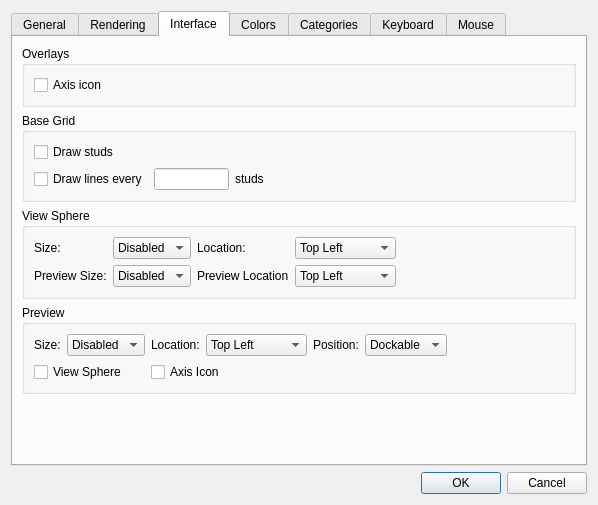
Qt form qt/lc_qpreferencesdialog.ui (leozide/leocad) before a commit.
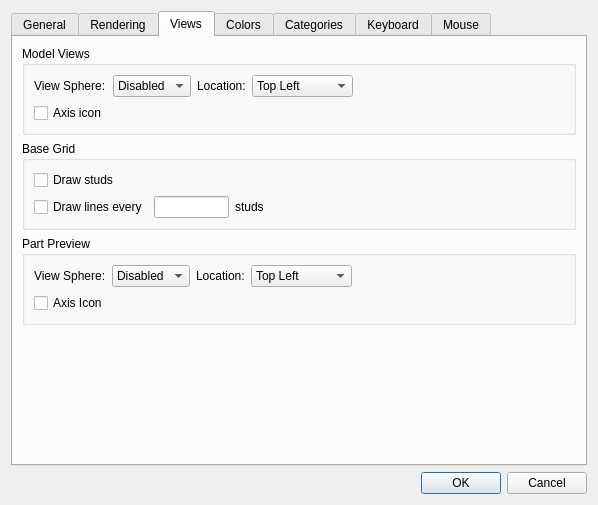
The same form after that commit. The open tabs and pages were chosen to show the change. Icons and pictures are not drawn.

Commit message: Reorganized view sphere and preview options. Fixes #584.

Diff of the .ui file:
```diff
--- a/qt/lc_qpreferencesdialog.ui
+++ b/qt/lc_qpreferencesdialog.ui
@@ -542,23 +542,85 @@
      </widget>
      <widget class="QWidget" name="tab">
       <attribute name="title">
-       <string>Interface</string>
+       <string>Views</string>
       </attribute>
       <layout class="QVBoxLayout" name="verticalLayout_13">
        <item>
         <widget class="QGroupBox" name="groupBox_6">
          <property name="title">
-          <string>Overlays</string>
+          <string>Model Views</string>
          </property>
          <layout class="QGridLayout" name="gridLayout_3">
-          <item row="0" column="0">
+          <item row="1" column="0">
            <widget class="QCheckBox" name="AxisIconCheckBox">
             <property name="text">
              <string>Axis icon</string>
             </property>
            </widget>
           </item>
+          <item row="0" column="2">
+           <widget class="QLabel" name="ViewSphereLocationLabel">
+            <property name="text">
+             <string>Location:</string>
+            </property>
+           </widget>
+          </item>
+          <item row="0" column="0">
+           <widget class="QLabel" name="label_21">
+            <property name="text">
+             <string>View Sphere:</string>
+            </property>
+           </widget>
+          </item>
           <item row="0" column="1">
+           <widget class="QComboBox" name="ViewSphereSizeCombo">
+            <item>
+             <property name="text">
+              <string>Disabled</string>
+             </property>
+            </item>
+            <item>
+             <property name="text">
+              <string>Small</string>
+             </property>
+            </item>
+            <item>
+             <property name="text">
+              <string>Medium</string>
+             </property>
+            </item>
+            <item>
+             <property name="text">
+              <string>Large</string>
+             </property>
+            </item>
+           </widget>
+          </item>
+          <item row="0" column="3">
+           <widget class="QComboBox" name="ViewSphereLocationCombo">
+            <item>
+             <property name="text">
+              <string>Top Left</string>
+             </property>
+            </item>
+            <item>
+             <property name="text">
+              <string>Top Right</string>
+             </property>
+            </item>
+            <item>
+             <property name="text">
+              <string>Bottom Left</string>
+             </property>
+            </item>
+            <item>
+             <property name="text">
+              <string>Bottom Right</string>
+             </property>
+            </item>
+           </widget>
+          </item>
+          <item row="0" column="4">
            <spacer name="horizontalSpacer_7">
             <property name="orientation">
              <enum>Qt::Horizontal</enum>
@@ -627,233 +689,52 @@
          </layout>
         </widget>
        </item>
-       <item>
-        <widget class="QGroupBox" name="ViewSphereGroup_2">
-         <property name="title">
-          <string>View Sphere</string>
-         </property>
-         <layout class="QGridLayout" name="gridLayout_5">
-          <item row="0" column="1">
-           <widget class="QComboBox" name="ViewSphereSizeCombo">
-            <item>
-             <property name="text">
-              <string>Disabled</string>
-             </property>
-            </item>
-            <item>
-             <property name="text">
-              <string>Small</string>
-             </property>
-            </item>
-            <item>
-             <property name="text">
-              <string>Medium</string>
-             </property>
-            </item>
-            <item>
-             <property name="text">
-              <string>Large</string>
-             </property>
-            </item>
-           </widget>
-          </item>
-          <item row="0" column="5">
-           <spacer name="horizontalSpacer_9">
-            <property name="orientation">
-             <enum>Qt::Horizontal</enum>
-            </property>
-            <property name="sizeHint" stdset="0">
-             <size>
-              <width>40</width>
-              <height>20</height>
-             </size>
-            </property>
-           </spacer>
-          </item>
-          <item row="0" column="3">
-           <widget class="QComboBox" name="ViewSphereLocationCombo">
-            <item>
-             <property name="text">
-              <string>Top Left</string>
-             </property>
-            </item>
-            <item>
-             <property name="text">
-              <string>Top Right</string>
-             </property>
-            </item>
-            <item>
-             <property name="text">
-              <string>Bottom Left</string>
-             </property>
-            </item>
-            <item>
-             <property name="text">
-              <string>Bottom Right</string>
-             </property>
-            </item>
-           </widget>
-          </item>
-          <item row="0" column="2">
-           <widget class="QLabel" name="label_24">
-            <property name="text">
-             <string>Location:</string>
-            </property>
-           </widget>
-          </item>
-          <item row="1" column="2">
-           <widget class="QLabel" name="label_14">
-            <property name="text">
-             <string>Preview Location</string>
-            </property>
-           </widget>
-          </item>
-          <item row="1" column="0">
-           <widget class="QLabel" name="label_8">
-            <property name="text">
-             <string>Preview Size:</string>
-            </property>
-           </widget>
-          </item>
-          <item row="0" column="0">
-           <widget class="QLabel" name="label_21">
-            <property name="text">
-             <string>Size:</string>
-            </property>
-           </widget>
-          </item>
-          <item row="1" column="1">
-           <widget class="QComboBox" name="PreviewViewSphereSizeCombo">
-            <item>
-             <property name="text">
-              <string>Disabled</string>
-             </property>
-            </item>
-            <item>
-             <property name="text">
-              <string>Small</string>
-             </property>
-            </item>
-            <item>
-             <property name="text">
-              <string>Medium</string>
-             </property>
-            </item>
-            <item>
-             <property name="text">
-              <string>Large</string>
-             </property>
-            </item>
-           </widget>
-          </item>
-          <item row="1" column="3">
-           <widget class="QComboBox" name="PreviewViewSphereLocationCombo">
-            <item>
-             <property name="text">
-              <string>Top Left</string>
-             </property>
-            </item>
-            <item>
-             <property name="text">
-              <string>Top Right</string>
-             </property>
-            </item>
-            <item>
-             <property name="text">
-              <string>Bottom Left</string>
-             </property>
-            </item>
-            <item>
-             <property name="text">
-              <string>Bottom Right</string>
-             </property>
-            </item>
-           </widget>
-          </item>
-         </layout>
-        </widget>
-       </item>
        <item>
         <widget class="QGroupBox" name="PreviewGroup">
          <property name="title">
-          <string>Preview</string>
+          <string>Part Preview</string>
          </property>
          <layout class="QGridLayout" name="gridLayout_6">
-          <item row="0" column="2">
-           <widget class="QLabel" name="label_16">
-            <property name="text">
-             <string>Location:</string>
-            </property>
-           </widget>
-          </item>
-          <item row="1" column="0" colspan="2">
-           <widget class="QCheckBox" name="PreviewViewSphereCheckBox">
-            <property name="text">
-             <string>View Sphere</string>
-            </property>
-           </widget>
-          </item>
-          <item row="0" column="5">
-           <widget class="QComboBox" name="PreviewPositionCombo">
-            <item>
-             <property name="text">
-              <string>Dockable</string>
-             </property>
-            </item>
-            <item>
-             <property name="text">
-              <string>Floating</string>
-             </property>
-            </item>
-           </widget>
-          </item>
-          <item row="0" column="4">
-           <widget class="QLabel" name="label_26">
-            <property name="text">
-             <string>Position:</string>
-            </property>
-           </widget>
-          </item>
-          <item row="0" column="0">
-           <widget class="QLabel" name="label_15">
-            <property name="text">
-             <string>Size:</string>
-            </property>
-           </widget>
-          </item>
-          <item row="0" column="3">
-           <widget class="QComboBox" name="PreviewLocationCombo">
-            <item>
-             <property name="text">
-              <string>Top Left</string>
-             </property>
-            </item>
-            <item>
-             <property name="text">
-              <string>Top Right</string>
-             </property>
-            </item>
-            <item>
-             <property name="text">
-              <string>Bottom Left</string>
-             </property>
-            </item>
-            <item>
-             <property name="text">
-              <string>Bottom Right</string>
-             </property>
-            </item>
-           </widget>
-          </item>
-          <item row="1" column="2" colspan="2">
+          <item row="2" column="0" colspan="2">
            <widget class="QCheckBox" name="PreviewAxisIconCheckBox">
             <property name="text">
              <string>Axis Icon</string>
             </property>
            </widget>
           </item>
-          <item row="0" column="1">
-           <widget class="QComboBox" name="PreviewSizeCombo">
+          <item row="1" column="3">
+           <widget class="QComboBox" name="PreviewViewSphereLocationCombo">
+            <item>
+             <property name="text">
+              <string>Top Left</string>
+             </property>
+            </item>
+            <item>
+             <property name="text">
+              <string>Top Right</string>
+             </property>
+            </item>
+            <item>
+             <property name="text">
+              <string>Bottom Left</string>
+             </property>
+            </item>
+            <item>
+             <property name="text">
+              <string>Bottom Right</string>
+             </property>
+            </item>
+           </widget>
+          </item>
+          <item row="1" column="2">
+           <widget class="QLabel" name="PreviewViewSphereLocationLabel">
+            <property name="text">
+             <string>Location:</string>
+            </property>
+           </widget>
+          </item>
+          <item row="1" column="1">
+           <widget class="QComboBox" name="PreviewViewSphereSizeCombo">
             <item>
              <property name="text">
               <string>Disabled</string>
@@ -871,7 +752,14 @@
             </item>
            </widget>
           </item>
-          <item row="0" column="6">
+          <item row="1" column="0">
+           <widget class="QLabel" name="label_8">
+            <property name="text">
+             <string>View Sphere:</string>
+            </property>
+           </widget>
+          </item>
+          <item row="1" column="4">
            <spacer name="horizontalSpacer_11">
             <property name="orientation">
              <enum>Qt::Horizontal</enum>
```
Left out of the diff: 13 changed lines with no effect on the pictures. The commit also changes 11 other files.
